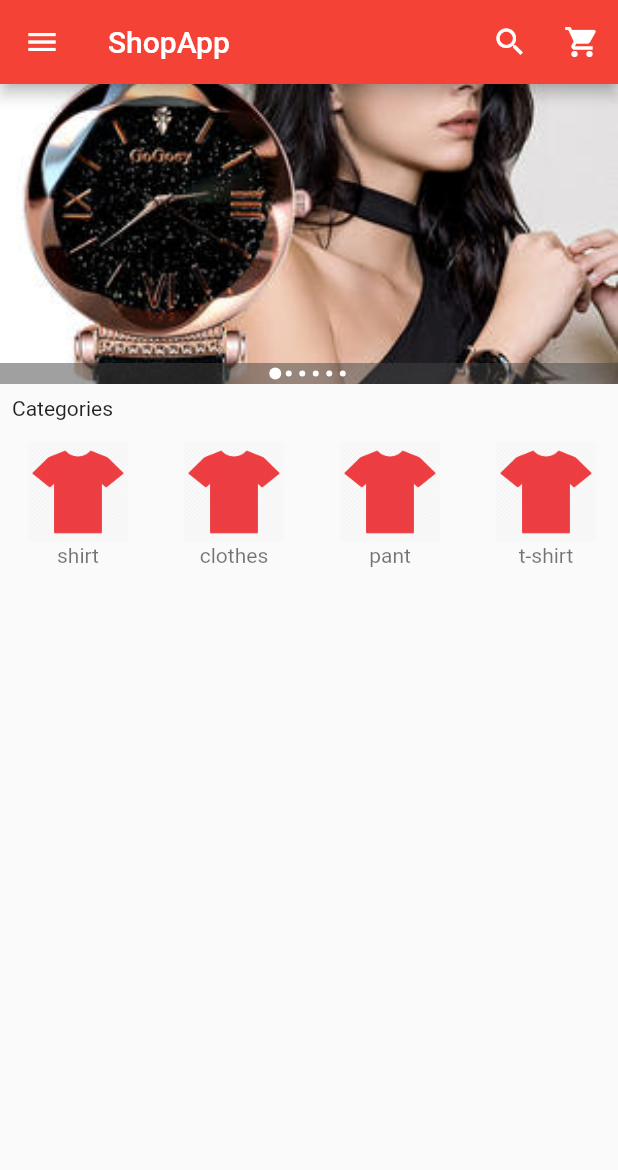
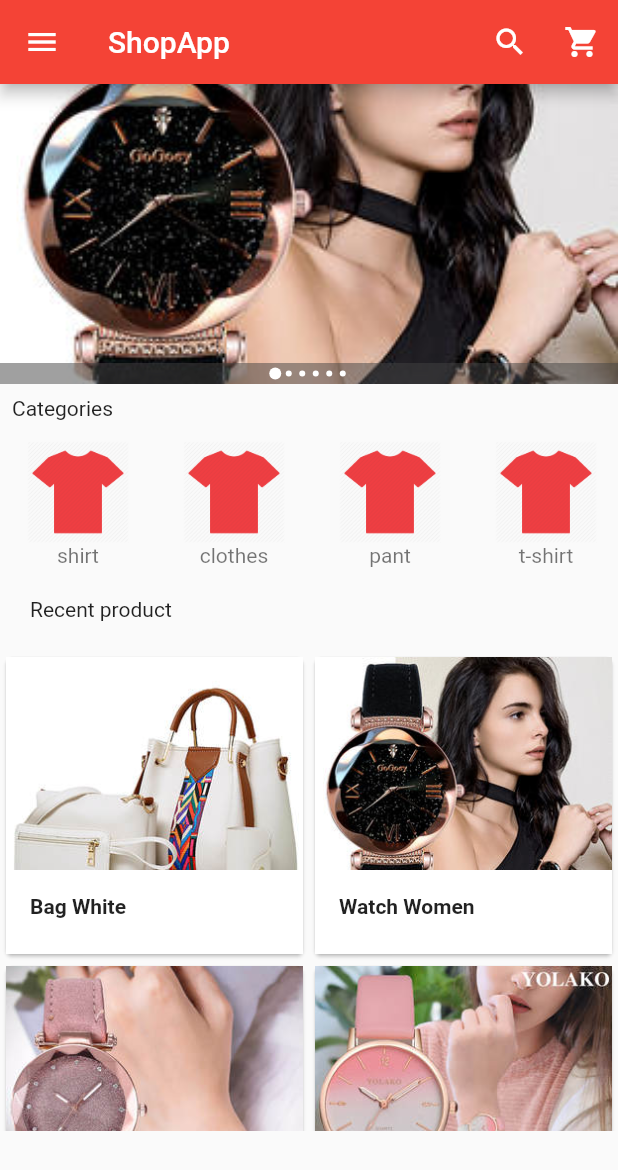
Before and after one commit to jessy45/Eshop, a Flutter app: the screen it shows after launch, on a phone screen of 412 x 824 dp. Shown: the top 1170 px of the screen. Run offline on Flutter 3.47's test engine with Material 2 defaults, Android fonts, the phone set to English and light mode, and no system bars; drawn by our look-alikes of carousel_pro.

Commit message:
Add comment for feature

```diff
--- /dev/null
+++ b/lib/components/products.dart
@@ -0,0 +1,84 @@
+import 'package:flutter/material.dart';
+
+class Products extends StatefulWidget {
+  @override
+  _ProductsState createState() => _ProductsState();
+}
+
+class _ProductsState extends State<Products> {
+  var product_list = [
+    {
+      "name": "Bag White",
+      "picture": "images/image17.jpg",
+      "old_price": 200,
+      "price": 120,
+    },
+    {
+      "name": "Watch Women",
+      "picture": "images/image9.jpg",
+      "old_price": 200,
+      "price": 120,
+    },
+    {
+      "name": "Watch Ping",
+      "picture": "images/image7.jpg",
+      "old_price": 200,
+      "price": 120,
+    },
+    {
+      "name": "Watch Crystal",
+      "picture": "images/image4.jpg",
+      "old_price": 200,
+      "price": 120,
+    },
+  ];
+
+  @override
+  Widget build(BuildContext context) {
+    return GridView.builder(
+        itemCount: product_list.length,
+        gridDelegate: new SliverGridDelegateWithFixedCrossAxisCount(
+        crossAxisCount: 2),
+        itemBuilder: (BuildContext context, int index){
+          return Single_prod(
+            prod_name: product_list[index]['name'],
+            prod_picture: product_list[index]['picture'],
+            prod_old_price: product_list[index]['old_price'],
+            prod_price: product_list[index]['price'],
+          );
+
+        });
+  }
+}
+
+class Single_prod extends StatelessWidget {
+  final prod_name;
+  final prod_picture;
+  final prod_price;
+  final prod_old_price;
+
+  Single_prod(
+      {this.prod_name,
+      this.prod_picture,
+      this.prod_old_price,
+      this.prod_price});
+
+  @override
+  Widget build(BuildContext context) {
+    return Card(
+      child: Hero(
+        tag: prod_name,
+          child: InkWell(onTap: () {},
+          child: GridTile(footer: Container(
+            color: Colors.white,
+            child: ListTile(
+              leading: Text(prod_name, style: TextStyle(fontWeight: FontWeight.bold),),
+            ),
+          ),
+          child: Image.asset(prod_picture,
+          fit: BoxFit.cover,),),
+          ),
+      ),
+    );
+  }
+}
--- a/lib/main.dart
+++ b/lib/main.dart
@@ -3,6 +3,7 @@ import 'package:carousel_pro/carousel_pro.dart';
 
 // Own importation
 import 'package:store/components/horizontal_listview.dart';
+import 'package:store/components/products.dart';
 
 void main() {
   runApp(MaterialApp(
@@ -144,7 +145,14 @@ class _HomePageState extends State<HomePage> {
           ),
 //          Horizontal list view begins here
 
-        HorizontalList(),
+          HorizontalList(),
+
+          new Padding(padding: const EdgeInsets.all(20.0),
+          child: new Text("Recent product"),),
+          Container(
+            height: 320.0,
+            child: Products(),
+          )
         ],
       ),
     );
--- a/pubspec.yaml
+++ b/pubspec.yaml
@@ -48,6 +48,7 @@ flutter:
   assets:
     - images/image7.jpg
     - images/image9.jpg
+    - images/image4.jpg
     - images/image1.jpg
     - images/image3.jpg
     - images/image17.jpg
```
